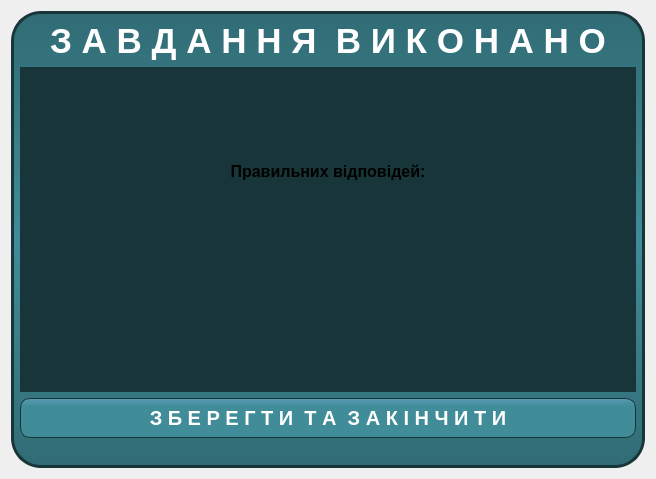
This is openTraffic/saveform.ui in Derker2002/OpenTraffic as Qt 5 draws it before an edit. The edited form follows.
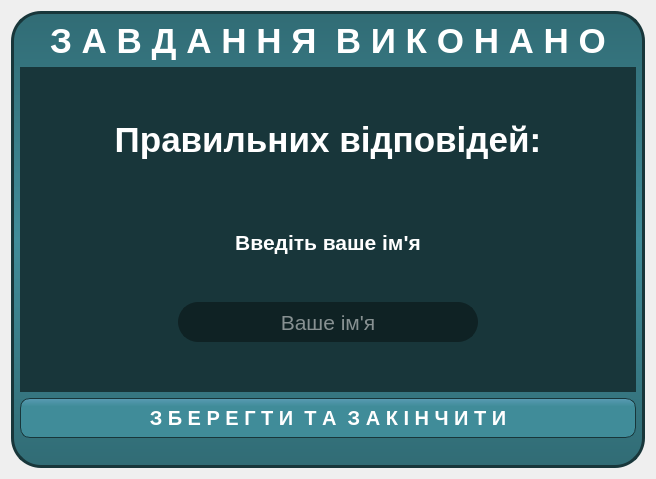
This is the edited form.

Commit message: leaderboard and saveform designed

What changed in the file:
```diff
--- a/openTraffic/saveform.ui
+++ b/openTraffic/saveform.ui
@@ -74,7 +74,34 @@
          <property name="bottomMargin">
           <number>9</number>
          </property>
-         <item row="1" column="0">
+         <item row="0" column="0">
+          <widget class="QLabel" name="label_2">
+           <property name="sizePolicy">
+            <sizepolicy hsizetype="Preferred" vsizetype="Maximum">
+             <horstretch>0</horstretch>
+             <verstretch>0</verstretch>
+            </sizepolicy>
+           </property>
+           <property name="font">
+            <font>
+             <family>Arial</family>
+             <pointsize>26</pointsize>
+             <weight>75</weight>
+             <bold>true</bold>
+            </font>
+           </property>
+           <property name="styleSheet">
+            <string notr="true">color:#fff</string>
+           </property>
+           <property name="text">
+            <string>Правильних вiдповiдей:</string>
+           </property>
+           <property name="alignment">
+            <set>Qt::AlignCenter</set>
+           </property>
+          </widget>
+         </item>
+         <item row="4" column="0" alignment="Qt::AlignHCenter">
           <widget class="QLineEdit" name="name">
            <property name="sizePolicy">
             <sizepolicy hsizetype="Fixed" vsizetype="Fixed">
@@ -84,25 +111,46 @@
            </property>
            <property name="minimumSize">
             <size>
-             <width>250</width>
-             <height>0</height>
+             <width>300</width>
+             <height>40</height>
             </size>
            </property>
            <property name="font">
             <font>
-             <pointsize>14</pointsize>
+             <pointsize>16</pointsize>
             </font>
            </property>
+           <property name="styleSheet">
+            <string notr="true">QLineEdit {
+	border: 2px solid rgb(15, 34, 36);
+	border-radius: 20px;
+	color: #fff;
+	padding-left: 20px;
+	padding-right: 20px;
+	background-color: rgb(15, 34, 36); 
+}
+
+QLineEdit:hover {
+	border: 2px solid rgb(39, 89, 95)
+}
+
+QLineEdit:focus{
+	border: 2px solid rgb(64, 140, 153)
+}</string>
+           </property>
            <property name="text">
             <string/>
            </property>
            <property name="alignment">
             <set>Qt::AlignCenter</set>
            </property>
+           <property name="placeholderText">
+            <string>Ваше ім'я</string>
+           </property>
           </widget>
          </item>
-         <item row="0" column="0">
-          <widget class="QLabel" name="label_2">
+         <item row="3" column="0">
+          <widget class="QLabel" name="label_3">
            <property name="sizePolicy">
             <sizepolicy hsizetype="Preferred" vsizetype="Maximum">
              <horstretch>0</horstretch>
@@ -111,22 +159,39 @@
            </property>
            <property name="font">
             <font>
-             <pointsize>12</pointsize>
+             <family>Arial</family>
+             <pointsize>16</pointsize>
              <weight>75</weight>
              <bold>true</bold>
             </font>
            </property>
            <property name="styleSheet">
-            <string notr="true"/>
+            <string notr="true">color:#fff</string>
            </property>
            <property name="text">
-            <string>Правильних вiдповiдей:</string>
+            <string>Введіть ваше ім'я</string>
            </property>
            <property name="alignment">
             <set>Qt::AlignCenter</set>
            </property>
           </widget>
          </item>
+         <item row="1" column="0">
+          <spacer name="verticalSpacer">
+           <property name="orientation">
+            <enum>Qt::Vertical</enum>
+           </property>
+           <property name="sizeType">
+            <enum>QSizePolicy::Fixed</enum>
+           </property>
+           <property name="sizeHint" stdset="0">
+            <size>
+             <width>20</width>
+             <height>20</height>
+            </size>
+           </property>
+          </spacer>
+         </item>
         </layout>
        </widget>
       </item>
```
Left out of the diff: 3 changed lines with no effect on the pictures. The commit also changes 29 other files.
